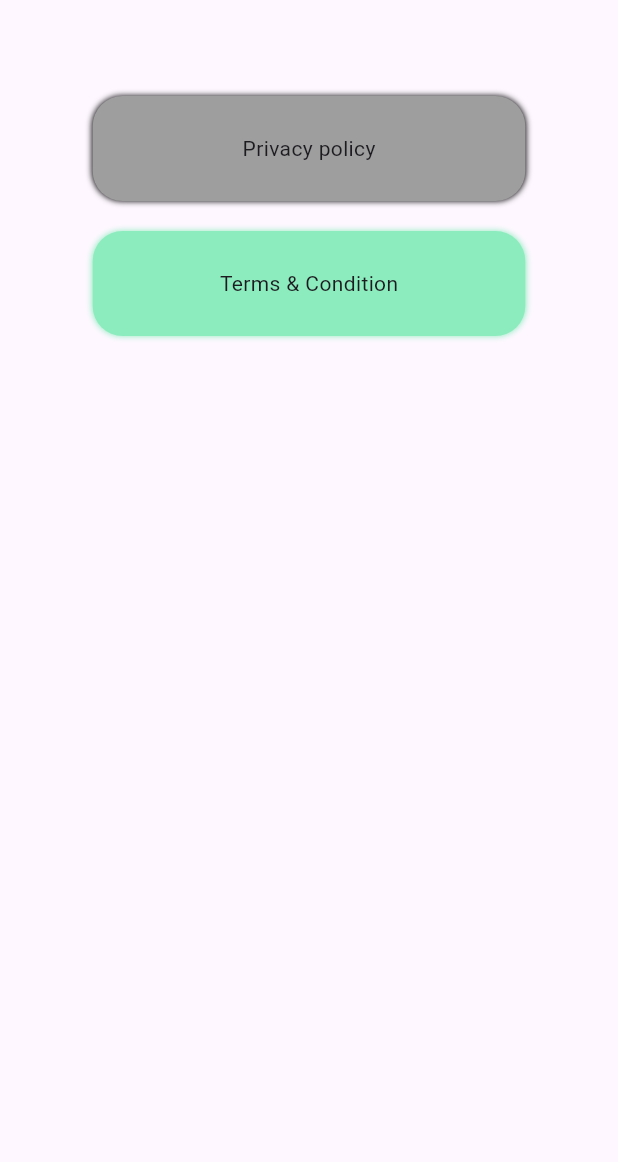
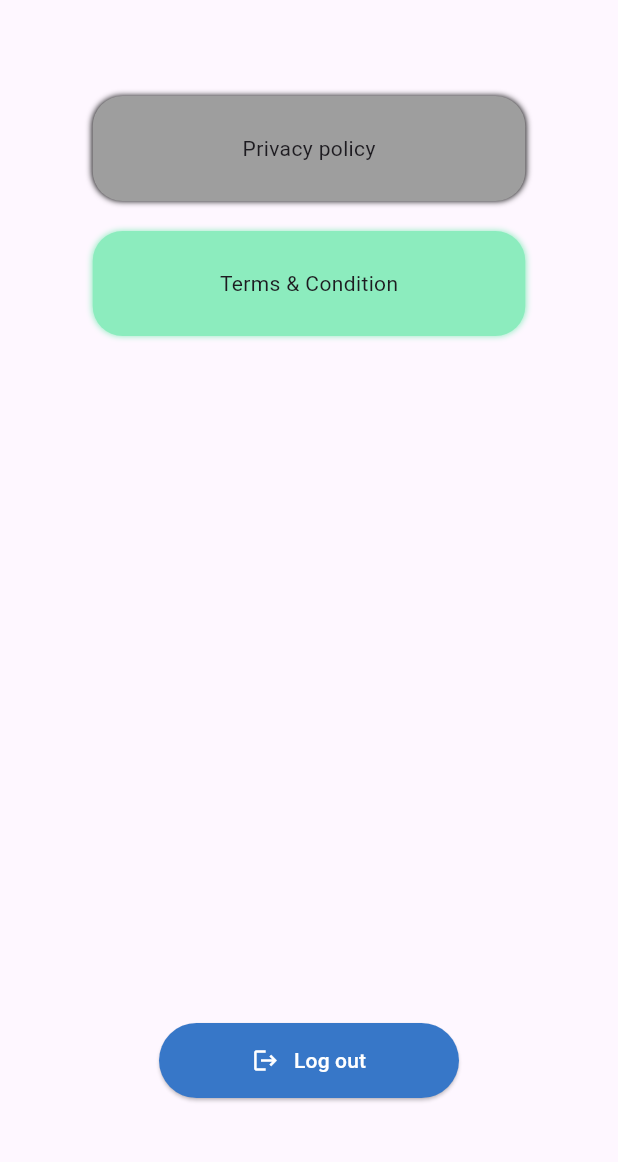
Before and after one commit to SagorSamadder/sAcademy-teacher, a Flutter app: the SettingScreen screen opened by its route, on a phone screen of 412 x 824 dp, the part 63-1225 px from its top. Run offline on Flutter 3.47's test engine with Material 3 defaults, Android fonts, the phone set to English and light mode, and no system bars; our stand-ins replace cloud_firestore, firebase_auth, firebase_core, firebase_storage, get, image_picker and 1 more; accounts and stored records are empty.

Commit message:
fixing bugs

```diff
--- a/lib/app/settings/view/setting_view.dart
+++ b/lib/app/settings/view/setting_view.dart
@@ -1,4 +1,8 @@
+import 'package:edgefly_academy_admin/app/auth/view/signin_screen.dart';
+import 'package:edgefly_academy_admin/app/home_screen/view/home_screen.dart';
+import 'package:firebase_auth/firebase_auth.dart';
 import 'package:flutter/material.dart';
+import 'package:get/get.dart';
 import 'package:velocity_x/velocity_x.dart';
 import '../../widgets/drawer/drawer.dart';
 
@@ -49,6 +53,33 @@ class SettingScreen extends StatelessWidget {
                 child: Text("Terms & Condition"),
               ),
             ),
+            const Spacer(),
+            SizedBox(
+              height: 50,
+              width: 200,
+              child: ElevatedButton(
+                style: ElevatedButton.styleFrom(
+                    backgroundColor: const Color(0xff3777c8)),
+                onPressed: () async {
+                  await FirebaseAuth.instance.signOut();
+                  Get.offAll(() => const SigninScreen());
+                },
+                child: Row(
+                  mainAxisAlignment: MainAxisAlignment.center,
+                  children: [
+                    const Icon(
+                      Icons.logout,
+                      color: Colors.white,
+                    ),
+                    10.widthBox,
+                    const Text(
+                      "Log out",
+                      style: TextStyle(color: Colors.white),
+                    )
+                  ],
+                ),
+              ),
+            ),
             50.heightBox,
           ],
         ),
```
